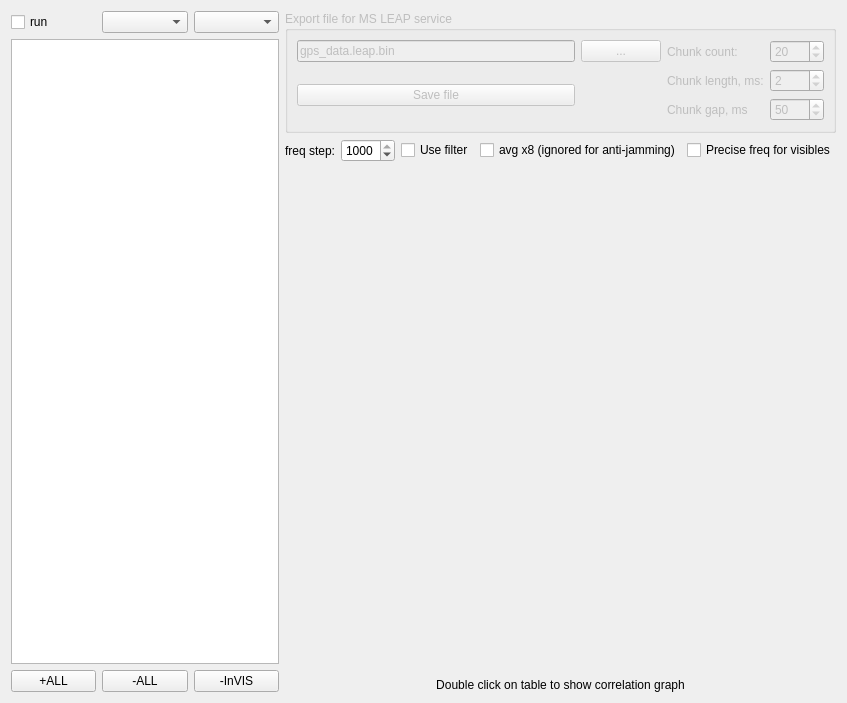
Before: the Qt Designer form gpscorrform.ui in amungo/ItsFx3, drawn with Qt 5.
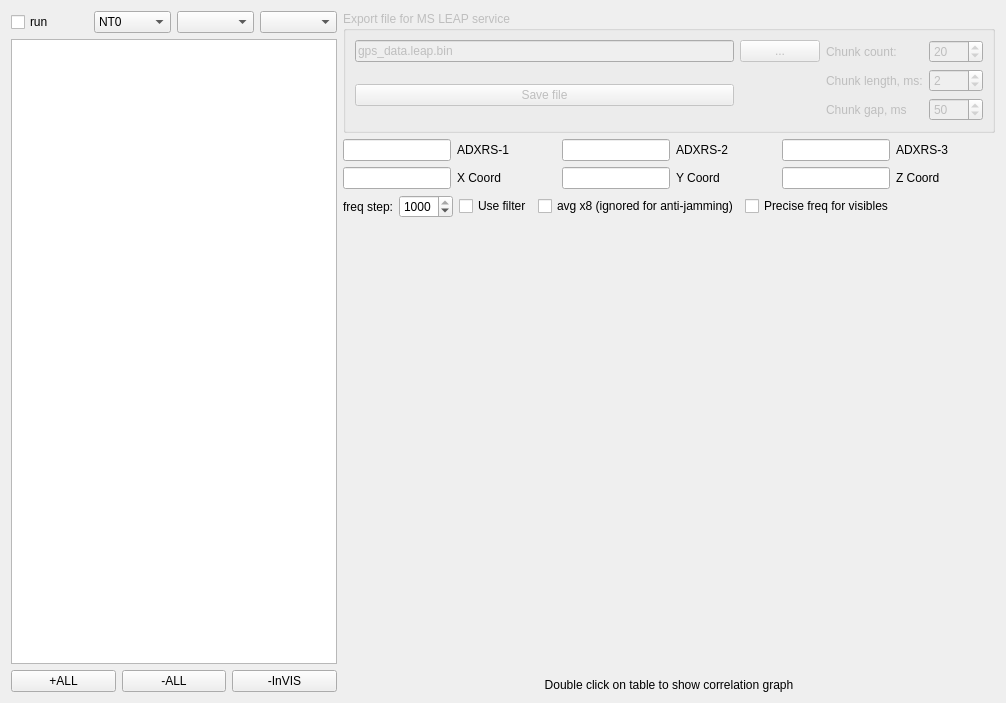
After: the same form once the commit is applied. Custom widgets are drawn as their Qt base class.

The edit to the form file:
```diff
--- a/gpscorrform.ui
+++ b/gpscorrform.ui
@@ -6,7 +6,7 @@
    <rect>
     <x>0</x>
     <y>0</y>
-    <width>847</width>
+    <width>1006</width>
     <height>703</height>
    </rect>
   </property>
@@ -25,6 +25,20 @@
          </property>
         </widget>
        </item>
+       <item>
+        <widget class="QComboBox" name="comboBoxChip">
+         <item>
+          <property name="text">
+           <string>NT0</string>
+          </property>
+         </item>
+         <item>
+          <property name="text">
+           <string>NT1</string>
+          </property>
+         </item>
+        </widget>
+       </item>
        <item>
         <widget class="QComboBox" name="comboBoxChannel">
          <property name="currentIndex">
@@ -68,7 +82,7 @@
     </layout>
    </item>
    <item>
-    <layout class="QVBoxLayout" name="verticalLayout_2" stretch="0,0,1">
+    <layout class="QVBoxLayout" name="verticalLayout_2" stretch="0,0,0,0,1">
      <item>
       <widget class="QGroupBox" name="groupBoxRec">
        <property name="enabled">
@@ -189,6 +203,134 @@
        </layout>
       </widget>
      </item>
+     <item>
+      <layout class="QHBoxLayout" name="horizontalLayout_gyro">
+       <item>
+        <widget class="QLineEdit" name="le_gyro1">
+         <property name="sizePolicy">
+          <sizepolicy hsizetype="Preferred" vsizetype="Fixed">
+           <horstretch>0</horstretch>
+           <verstretch>0</verstretch>
+          </sizepolicy>
+         </property>
+         <property name="readOnly">
+          <bool>true</bool>
+         </property>
+        </widget>
+       </item>
+       <item>
+        <widget class="QLabel" name="lbl_gyro1">
+         <property name="text">
+          <string>ADXRS-1</string>
+         </property>
+        </widget>
+       </item>
+       <item>
+        <widget class="QLineEdit" name="le_gyro2">
+         <property name="sizePolicy">
+          <sizepolicy hsizetype="Preferred" vsizetype="Fixed">
+           <horstretch>0</horstretch>
+           <verstretch>0</verstretch>
+          </sizepolicy>
+         </property>
+         <property name="readOnly">
+          <bool>true</bool>
+         </property>
+        </widget>
+       </item>
+       <item>
+        <widget class="QLabel" name="lbl_gyro2">
+         <property name="text">
+          <string>ADXRS-2</string>
+         </property>
+        </widget>
+       </item>
+       <item>
+        <widget class="QLineEdit" name="le_gyro3">
+         <property name="sizePolicy">
+          <sizepolicy hsizetype="Preferred" vsizetype="Fixed">
+           <horstretch>0</horstretch>
+           <verstretch>0</verstretch>
+          </sizepolicy>
+         </property>
+         <property name="readOnly">
+          <bool>true</bool>
+         </property>
+        </widget>
+       </item>
+       <item>
+        <widget class="QLabel" name="lbl_gyro3">
+         <property name="text">
+          <string>ADXRS-3</string>
+         </property>
+        </widget>
+       </item>
+      </layout>
+     </item>
+     <item>
+      <layout class="QHBoxLayout" name="horizontalLayout_5">
+       <item>
+        <widget class="QLineEdit" name="le_accel_x">
+         <property name="sizePolicy">
+          <sizepolicy hsizetype="Preferred" vsizetype="Fixed">
+           <horstretch>0</horstretch>
+           <verstretch>0</verstretch>
+          </sizepolicy>
+         </property>
+         <property name="readOnly">
+          <bool>true</bool>
+         </property>
+        </widget>
+       </item>
+       <item>
+        <widget class="QLabel" name="lbl_accel_x">
+         <property name="text">
+          <string>X Coord</string>
+         </property>
+        </widget>
+       </item>
+       <item>
+        <widget class="QLineEdit" name="le_accel_y">
+         <property name="sizePolicy">
+          <sizepolicy hsizetype="Preferred" vsizetype="Fixed">
+           <horstretch>0</horstretch>
+           <verstretch>0</verstretch>
+          </sizepolicy>
+         </property>
+         <property name="readOnly">
+          <bool>true</bool>
+         </property>
+        </widget>
+       </item>
+       <item>
+        <widget class="QLabel" name="lbl_accel_y">
+         <property name="text">
+          <string>Y Coord</string>
+         </property>
+        </widget>
+       </item>
+       <item>
+        <widget class="QLineEdit" name="le_accel_z">
+         <property name="sizePolicy">
+          <sizepolicy hsizetype="Preferred" vsizetype="Fixed">
+           <horstretch>0</horstretch>
+           <verstretch>0</verstretch>
+          </sizepolicy>
+         </property>
+         <property name="readOnly">
+          <bool>true</bool>
+         </property>
+        </widget>
+       </item>
+       <item>
+        <widget class="QLabel" name="lbl_accel_z">
+         <property name="text">
+          <string>Z Coord</string>
+         </property>
+        </widget>
+       </item>
+      </layout>
+     </item>
      <item>
       <layout class="QHBoxLayout" name="horizontalLayout_2" stretch="0,0,0,0,0,0">
        <item>
```
